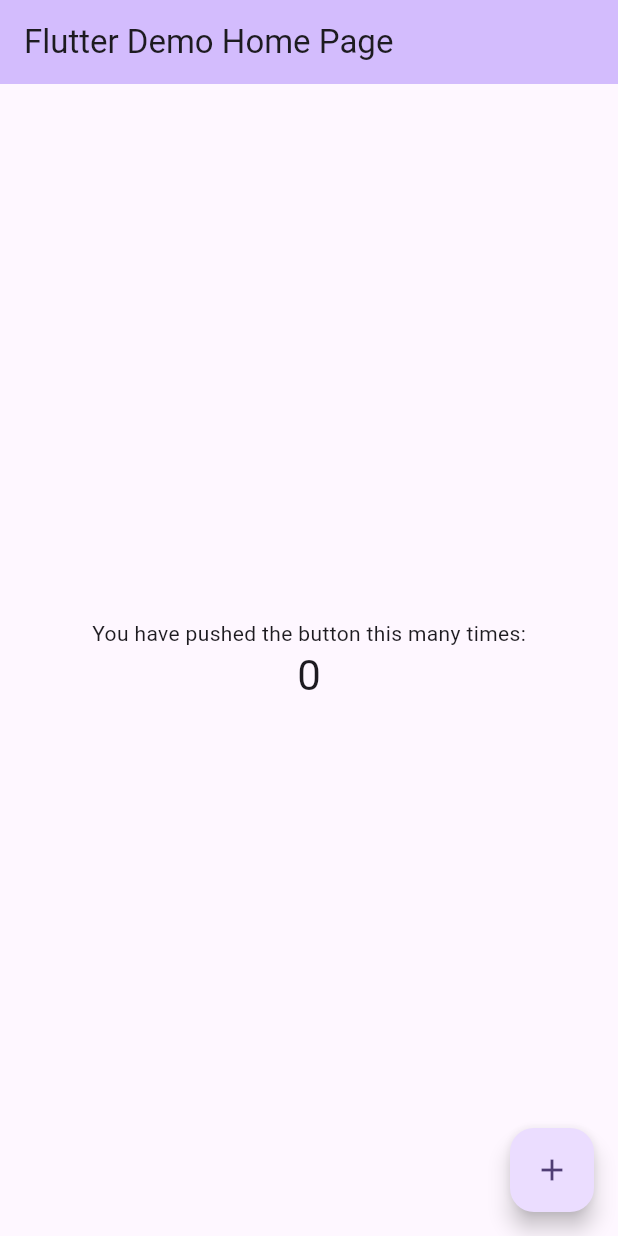
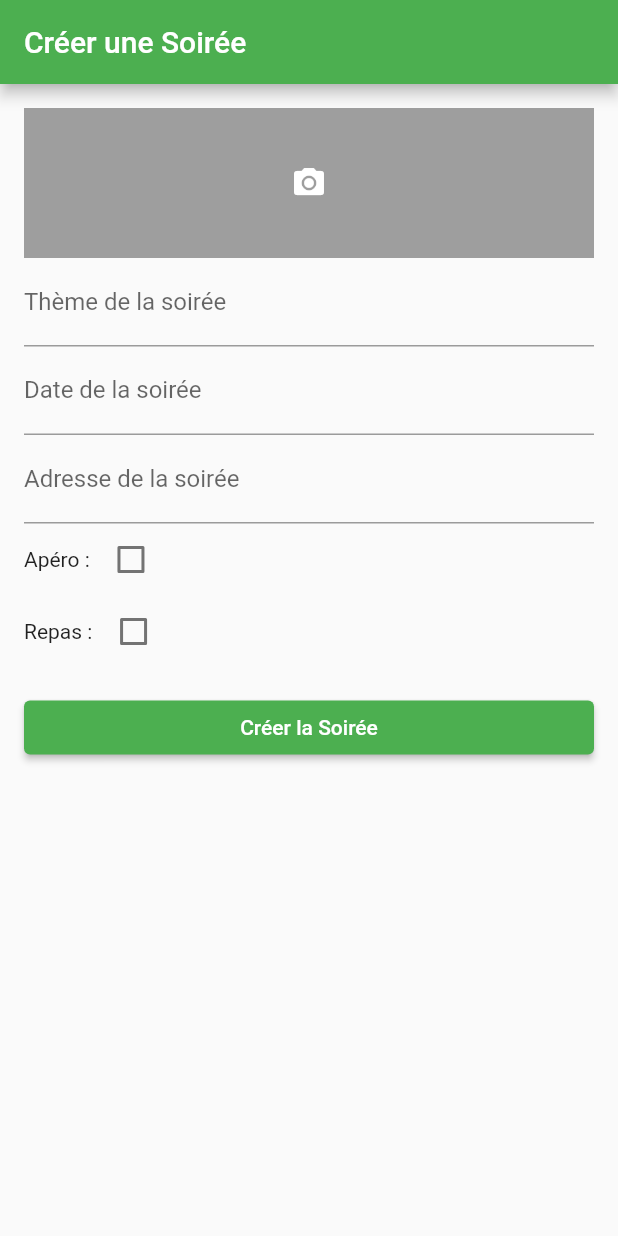
Before and after one commit to AyaAid/Flutter_project, a Flutter app: the screen it shows after launch, on a phone screen of 412 x 824 dp. Run offline on Flutter 3.47's test engine with Material 2 defaults, Android fonts, the phone set to English and light mode, and no system bars; our stand-ins replace image_picker; missing offline and left inert: mongo_dart.

Commit message:
add start create soiree

```diff
--- a/lib/main.dart
+++ b/lib/main.dart
@@ -2,70 +2,18 @@ import 'package:flutter/material.dart';
 
 import 'database/mongodb.dart';
 
-void main() async{
-  WidgetsFlutterBinding.ensureInitialized();
-  await MongoDataBase.connect();
-  runApp(MyApp());
+import 'pages/PageSoiree.dart';
+import 'pages/PageSoireeCreate.dart';
+import 'pages/PageSoireeValidate.dart';
+
+void main() async {
+
+  // await MongoDataBase.connect();
+
+  runApp(MaterialApp(
+    home: PageSoireeCreate(),
+    theme: ThemeData(
+      primarySwatch: Colors.green,
+    ),
+  ));
 }
-
-class MyApp extends StatelessWidget {
-  const MyApp({super.key});
-  @override
-  Widget build(BuildContext context) {
-    return MaterialApp(
-      title: 'Flutter Demo',
-      theme: ThemeData(
-        colorScheme: ColorScheme.fromSeed(seedColor: Colors.deepPurple),
-        useMaterial3: true,
-      ),
-      home: const MyHomePage(title: 'Flutter Demo Home Page'),
-    );
-  }
-}
-
-class MyHomePage extends StatefulWidget {
-  const MyHomePage({super.key, required this.title});
-  final String title;
-
-  @override
-  State<MyHomePage> createState() => _MyHomePageState();
-}
-
-class _MyHomePageState extends State<MyHomePage> {
-  int _counter = 0;
-
-  void _incrementCounter() {
-    setState(() {
-      _counter++;
-    });
-  }
-
-  @override
-  Widget build(BuildContext context) {
-    return Scaffold(
-      appBar: AppBar(
-        backgroundColor: Theme.of(context).colorScheme.inversePrimary,
-        title: Text(widget.title),
-      ),
-      body: Center(
-        child: Column(
-          mainAxisAlignment: MainAxisAlignment.center,
-          children: <Widget>[
-            const Text(
-              'You have pushed the button this many times:',
-            ),
-            Text(
-              '$_counter',
-              style: Theme.of(context).textTheme.headlineMedium,
-            ),
-          ],
-        ),
-      ),
-      floatingActionButton: FloatingActionButton(
-        onPressed: _incrementCounter,
-        tooltip: 'Increment',
-        child: const Icon(Icons.add),
-      ),
-    );
-  }
-}
--- /dev/null
+++ b/lib/pages/PageSoireeCreate.dart
@@ -0,0 +1,120 @@
+import 'package:flutter/material.dart';
+import 'package:image_picker/image_picker.dart';
+import 'dart:io';
+
+class PageSoireeCreate extends StatefulWidget {
+  @override
+  _PageSoireeCreateState createState() => _PageSoireeCreateState();
+}
+
+class _PageSoireeCreateState extends State<PageSoireeCreate> {
+  File? _image;
+
+  Future<void> _getImage() async {
+    final picker = ImagePicker();
+    final pickedFile = await picker.pickImage(source: ImageSource.gallery, imageQuality: 100, maxHeight: 1200, maxWidth: 1200);
+
+    if (pickedFile != null) {
+      setState(() {
+        _image = File(pickedFile.path);
+      });
+    }
+  }
+
+  bool aperoValue = false;
+  bool repasValue = false;
+  List<bool> selectedCheckBoxes = [false, false];
+
+  @override
+  Widget build(BuildContext context) {
+    return Scaffold(
+      appBar: AppBar(
+        title: Text('Créer une Soirée'),
+      ),
+      body: Center(
+        child: Padding(
+          padding: const EdgeInsets.all(16.0),
+          child: Column(
+            crossAxisAlignment: CrossAxisAlignment.stretch,
+            children: [
+              GestureDetector(
+                onTap: _getImage,
+                child: _image == null
+                    ? Container(
+                  width: 100,
+                  height: 100,
+                  color: Colors.grey,
+                  child: Icon(Icons.camera_alt, color: Colors.white),
+                )
+                    : Image.file(_image!),
+              ),
+              // Autres champs du formulaire (thème, date, adresse, apéro, repas, etc.)
+              TextFormField(
+                decoration: InputDecoration(labelText: 'Thème de la soirée'),
+              ),
+              TextFormField(
+                decoration: InputDecoration(labelText: 'Date de la soirée'),
+              ),
+              TextFormField(
+                decoration: InputDecoration(labelText: 'Adresse de la soirée'),
+              ),
+              Row(
+                children: [
+                  Text('Apéro : '),
+                  Checkbox(
+                    value: aperoValue,
+                    checkColor: Colors.white,
+                    activeColor: Colors.green,
+                    onChanged: (bool? value){
+                      setState(() {
+                        aperoValue = value!;
+
+                        var isChecked = "";
+                        if (aperoValue == true) {
+                          isChecked = "checked";
+                        } else {
+                          isChecked = "un-checked";
+                        }
+                        selectedCheckBoxes[0] = aperoValue;
+                      });
+                    },
+                  )
+                ],
+              ),
+              Row(
+                children: <Widget>[
+                  Text('Repas : '),
+                  Checkbox(
+                      value: repasValue,
+                      checkColor: Colors.white,
+                      activeColor: Colors.green,
+                      onChanged: (bool? value){
+                        setState(() {
+                          repasValue = value!;
+
+                          var isChecked = "";
+                          if (repasValue == true) {
+                            isChecked = "checked";
+                          } else {
+                            isChecked = "un-checked";
+                          }
+                          selectedCheckBoxes[1] = repasValue;
+                        });
+                    },
+                  )
+                ],
+              ),
+              SizedBox(height: 16.0),
+              ElevatedButton(
+                onPressed: () {
+                  // Traitement pour soumettre la soirée à la base de données MongoDB
+                },
+                child: Text('Créer la Soirée'),
+              ),
+            ],
+          ),
+        ),
+      ),
+    );
+  }
+}
--- a/pubspec.yaml
+++ b/pubspec.yaml
@@ -31,6 +31,7 @@ dependencies:
   flutter:
     sdk: flutter
   mongo_dart: ^0.9.3
+  image_picker: ^1.0.4
 
 
   # The following adds the Cupertino Icons font to your application.
```
Also changed, not shown: lib/pages/PageSoiree.dart (added, +19 -0 lines), lib/pages/PageSoireeValidate.dart (added, +19 -0 lines), pubspec.lock, 6 other files.
